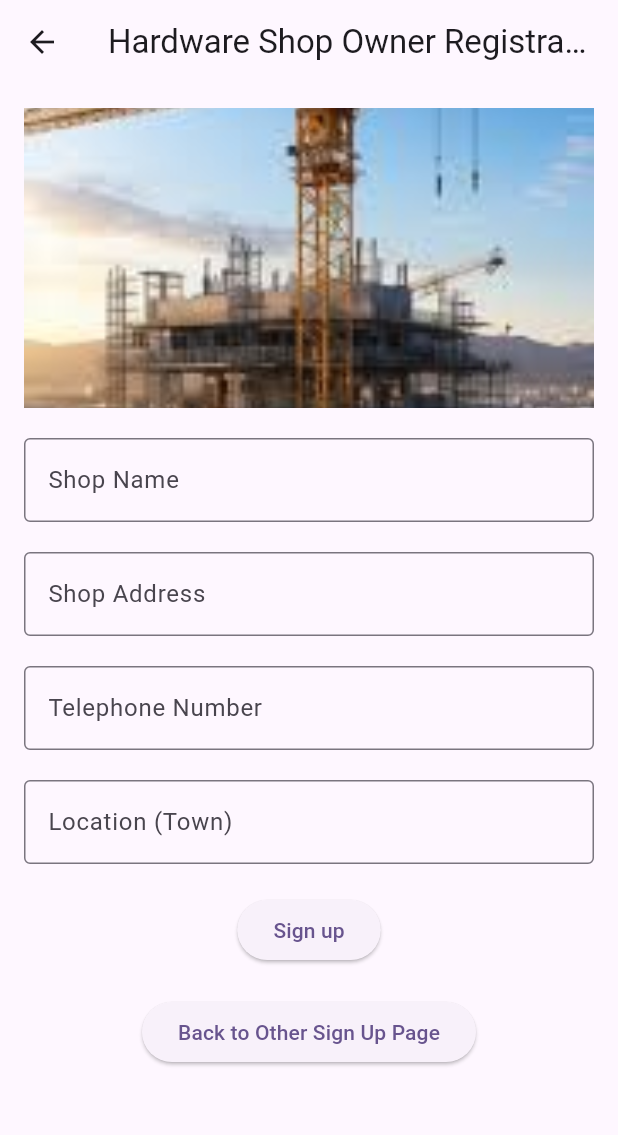
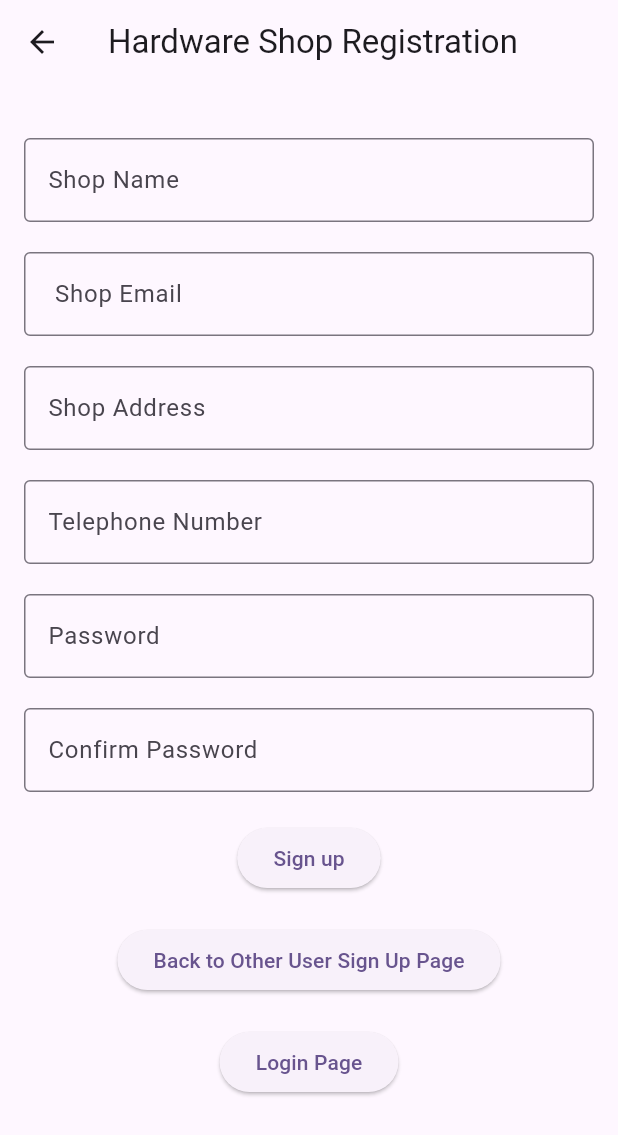
Before and after one commit to Kavishka-Ranasinghe/Buildsphere-Mobile-App, a Flutter app: the screen it shows after launch, after a tap on "Register as Hardware-Shop Owner", on a phone screen of 412 x 824 dp. Shown: the top 1135 px of the screen. Run offline on Flutter 3.47's test engine with Material 3 defaults, Android fonts, the phone set to English and light mode, and no system bars; our stand-ins replace image_picker, shared_preferences.

Commit message:
changes in hardware_shop owner signup

```diff
--- a/lib/hardware_shop_owner_signup.dart
+++ b/lib/hardware_shop_owner_signup.dart
@@ -1,4 +1,5 @@
 import 'package:flutter/material.dart';
+import 'login.dart'; // Import the LoginPage
 
 
 class HardwareShopOwnerSignUpPage extends StatefulWidget {
@@ -10,35 +11,38 @@ class HardwareShopOwnerSignUpPage extends StatefulWidget {
 
 class _HardwareShopOwnerSignUpPageState extends State<HardwareShopOwnerSignUpPage> {
   final TextEditingController _shopNameController = TextEditingController();
+  final TextEditingController _shopemailController = TextEditingController();
   final TextEditingController _shopAddressController = TextEditingController();
   final TextEditingController _shopPhoneController = TextEditingController();
-  final TextEditingController _shopLocationController = TextEditingController();
+  final TextEditingController _shoppasswordController = TextEditingController();
+  final TextEditingController _shopconfirmPasswordController = TextEditingController();
+
 
   @override
   Widget build(BuildContext context) {
     return Scaffold(
       appBar: AppBar(
-        title: const Text('Hardware Shop Owner Registration'),
+        title: const Text('Hardware Shop Registration'),
       ),
       body: SingleChildScrollView(
         padding: const EdgeInsets.all(16.0),
         child: Column(
           mainAxisAlignment: MainAxisAlignment.start,
           children: [
-            Container(
-              height: 200,
-              decoration: const BoxDecoration(
-                image: DecorationImage(
-                  image: AssetImage('assets/images/sign-up.jpeg'),
-                  fit: BoxFit.cover,
-                ),
-              ),
-            ),
+
             const SizedBox(height: 20),
             TextField(
               controller: _shopNameController,
               decoration: const InputDecoration(
                 labelText: 'Shop Name',
+                border: OutlineInputBorder(),
+              ),
+            ),
+            const SizedBox(height: 20),
+            TextField(
+              controller: _shopemailController,
+              decoration: const InputDecoration(
+                labelText: ' Shop Email',
                 border: OutlineInputBorder(),
               ),
             ),
@@ -61,11 +65,21 @@ class _HardwareShopOwnerSignUpPageState extends State<HardwareShopOwnerSignUpPag
             ),
             const SizedBox(height: 20),
             TextField(
-              controller: _shopLocationController,
+              controller: _shoppasswordController,
               decoration: const InputDecoration(
-                labelText: 'Location (Town)',
+                labelText: 'Password',
                 border: OutlineInputBorder(),
               ),
+              obscureText: true,
+            ),
+            const SizedBox(height: 20),
+            TextField(
+              controller: _shopconfirmPasswordController,
+              decoration: const InputDecoration(
+                labelText: 'Confirm Password',
+                border: OutlineInputBorder(),
+              ),
+              obscureText: true,
             ),
             const SizedBox(height: 20),
             ElevatedButton(
@@ -80,7 +94,18 @@ class _HardwareShopOwnerSignUpPageState extends State<HardwareShopOwnerSignUpPag
                 // Navigate back to normal sign-up page
                 Navigator.pop(context);
               },
-              child: const Text('Back to Other Sign Up Page'),
+              child: const Text('Back to Other User Sign Up Page'),
+            ),
+            const SizedBox(height: 20),
+            ElevatedButton(
+              onPressed: () {
+                // Navigate to LoginPage
+                Navigator.push(
+                  context,
+                  MaterialPageRoute(builder: (context) => const LoginPage()),
+                );
+              },
+              child: const Text('Login Page'),
             ),
           ],
         ),
--- a/lib/sign_up.dart
+++ b/lib/sign_up.dart
@@ -50,7 +50,7 @@ class _SignUpPageState extends State<SignUpPage> {
           mainAxisAlignment: MainAxisAlignment.start,
           children: [
             Container(
-              height: 200,
+              height: 100,
               decoration: const BoxDecoration(
                 image: DecorationImage(
                   image: AssetImage('assets/images/sign-up.jpeg'),
```
